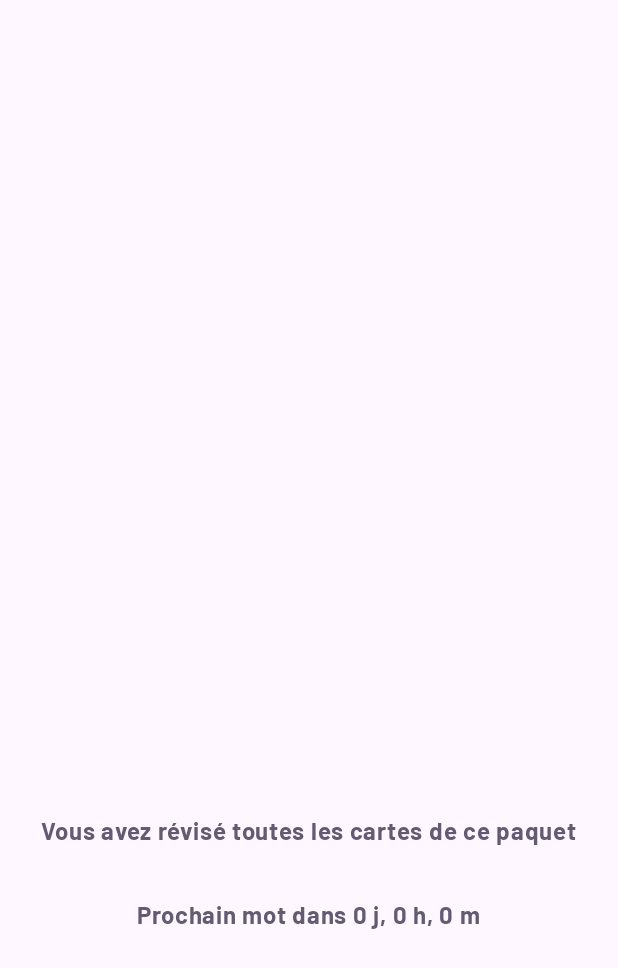
After one commit to lauraachoquett/DIKO, an Android app built with Jetpack Compose: the composable LearningPackageEmpty called with empty values, on a phone screen of 412 x 824 dp. The commit adds this screen. Shown: the top 968 px of the screen. Run offline under Robolectric (Android 15) with nearby library versions, the phone set to English and light mode, and no system bars.

Commit message:
Apprentissage espacé

```diff
--- a/app/src/main/java/com/example/ano/ui/LearningPackage.kt
+++ b/app/src/main/java/com/example/ano/ui/LearningPackage.kt
@@ -45,8 +45,8 @@ fun LearningPackage(
    wordInfos: List<InformationWordByNature>,
    onWordClicked :(String)->Unit,
    wordToDisplayInAPackage : (Int)-> Unit,
+) {
 
-) {
     var recto by remember { mutableStateOf(true) }
     Column(
         modifier = Modifier.fillMaxSize()
@@ -133,9 +133,9 @@ fun LearningPackage(
                 options.forEachIndexed { index, label ->
                     Button(
                         onClick = {
+                            wordToDisplayInAPackage(index)
                             selectedIndex = index
                             recto = true
-                            wordToDisplayInAPackage(index)
                         },
                         shape= MaterialTheme.shapes.small,
                         modifier = Modifier
--- /dev/null
+++ b/app/src/main/java/com/example/ano/ui/LearningPackageEmpty.kt
@@ -0,0 +1,70 @@
+package com.example.ano.ui
+
+import androidx.compose.foundation.layout.Arrangement
+import androidx.compose.foundation.layout.Box
+import androidx.compose.foundation.layout.Column
+import androidx.compose.foundation.layout.Spacer
+import androidx.compose.foundation.layout.fillMaxSize
+import androidx.compose.foundation.layout.fillMaxWidth
+import androidx.compose.foundation.layout.height
+import androidx.compose.foundation.layout.padding
+import androidx.compose.material3.ExperimentalMaterial3Api
+import androidx.compose.material3.MaterialTheme
+import androidx.compose.material3.Text
+import androidx.compose.runtime.Composable
+import androidx.compose.ui.Alignment
+import androidx.compose.ui.Modifier
+import androidx.compose.ui.text.font.FontWeight
+import androidx.compose.ui.unit.dp
+import androidx.compose.ui.unit.sp
+import com.example.readinggoals.ui.theme.Barlow
+
+@OptIn(ExperimentalMaterial3Api::class)
+@Composable
+fun LearningPackageEmpty(delay : Long){
+    Column(
+        verticalArrangement = Arrangement.Center,
+        modifier = Modifier
+            .fillMaxSize()
+
+    ) {
+        var delayInSec = delay/1000L
+        var dayDelay = Math.round((delayInSec/(3600*24L)).toDouble())
+        var hourDelay = Math.round(((delayInSec - dayDelay*3600*24)/(3600L)).toDouble())
+        var minuteDelay = Math.round((delayInSec - dayDelay*3600*24 - hourDelay*3600)/(60L).toDouble())
+        Spacer(Modifier.weight(7f))
+        Box(
+            Modifier
+                .weight(10f)
+                .fillMaxWidth()) {
+            Column(
+                modifier = Modifier
+                    .fillMaxSize()
+                    .padding(8.dp),
+                verticalArrangement = Arrangement.Center,
+                horizontalAlignment = Alignment.CenterHorizontally,
+            ) {
+                Text(
+                    text = "Vous avez révisé toutes les cartes de ce paquet" ,
+                    fontFamily = Barlow,
+                    fontWeight = FontWeight.Bold,
+                    fontSize = 16.sp,
+                    color = MaterialTheme.colorScheme.secondary,
+                )
+                Spacer(modifier = Modifier.height(32.dp))
+                Text(
+                    text = "Prochain mot dans $dayDelay j, $hourDelay h, $minuteDelay m" ,
+                    fontFamily = Barlow,
+                    fontWeight = FontWeight.Bold,
+                    fontSize = 16.sp,
+                    color = MaterialTheme.colorScheme.secondary,
+                )
+
+            }
+        }
+
+    }
+
+
+
+}
```
Also changed, not shown: app/src/main/AndroidManifest.xml (+7 -1 lines), app/src/main/java/com/example/ano/AnoScreen.kt (+78 -49 lines), app/src/main/java/com/example/ano/dataSource/DataSource.kt (+5 -4 lines), app/src/main/java/com/example/ano/model/AnoAnki.kt (+142 -41 lines), app/src/main/java/com/example/ano/model/AnoViewModel.kt (+99 -18 lines), build.gradle.kts (line endings or trailing spaces).
